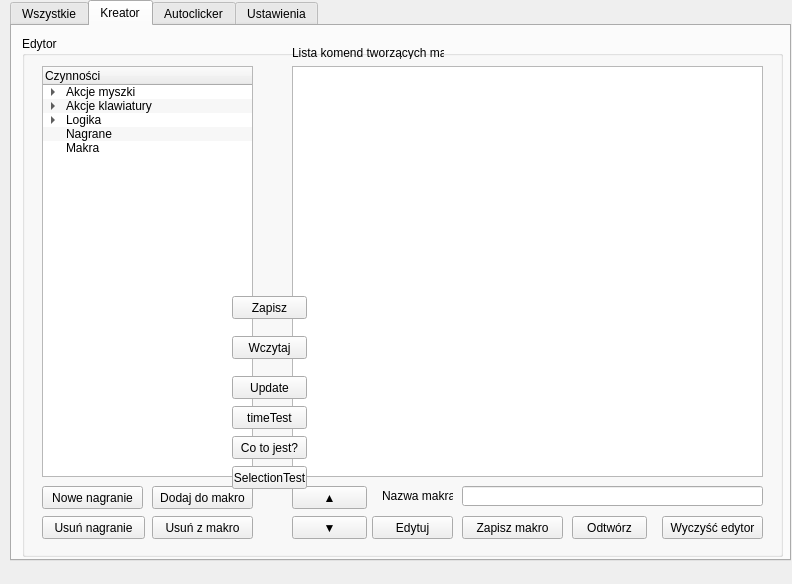
Old version of the form GUI.ui in the repository 307372/PwJS2020.
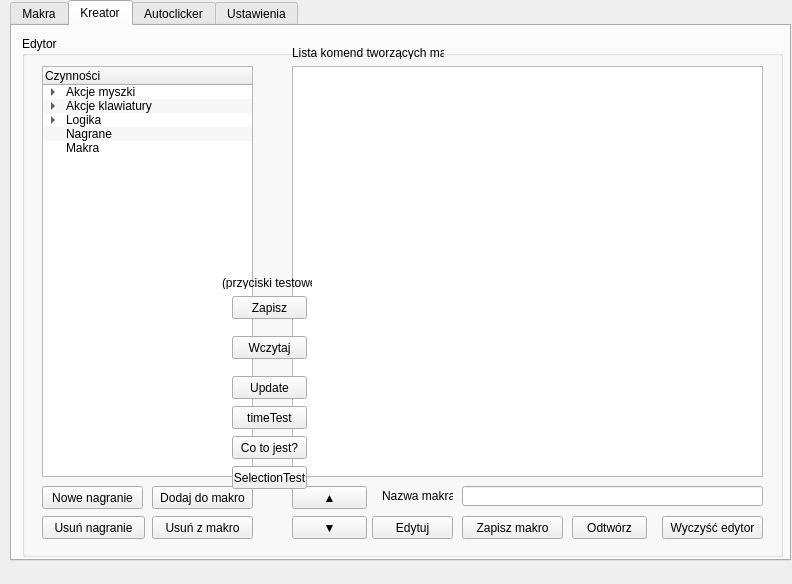
New version of the form. The open tabs and pages were chosen to show the change.

```diff
--- a/GUI.ui
+++ b/GUI.ui
@@ -43,7 +43,7 @@
     </property>
     <widget class="QWidget" name="macroTab">
      <attribute name="title">
-      <string>Wszystkie</string>
+      <string>Makra</string>
      </attribute>
      <widget class="QPushButton" name="macroDelete">
       <property name="geometry">
@@ -532,6 +532,19 @@
         <string>SelectionTest</string>
        </property>
       </widget>
+      <widget class="QLabel" name="label_10">
+       <property name="geometry">
+        <rect>
+         <x>200</x>
+         <y>240</y>
+         <width>90</width>
+         <height>13</height>
+        </rect>
+       </property>
+       <property name="text">
+        <string>(przyciski testowe)</string>
+       </property>
+      </widget>
       <zorder>creatorEditorDeleteFromMacro</zorder>
       <zorder>creatorEditorActions</zorder>
       <zorder>creatorEditorAddToMacro</zorder>
@@ -553,6 +566,7 @@
       <zorder>WhatIsThisButton</zorder>
       <zorder>previewButton</zorder>
       <zorder>testButton_3</zorder>
+      <zorder>label_10</zorder>
      </widget>
     </widget>
     <widget class="QWidget" name="autoclickerTab">
```
